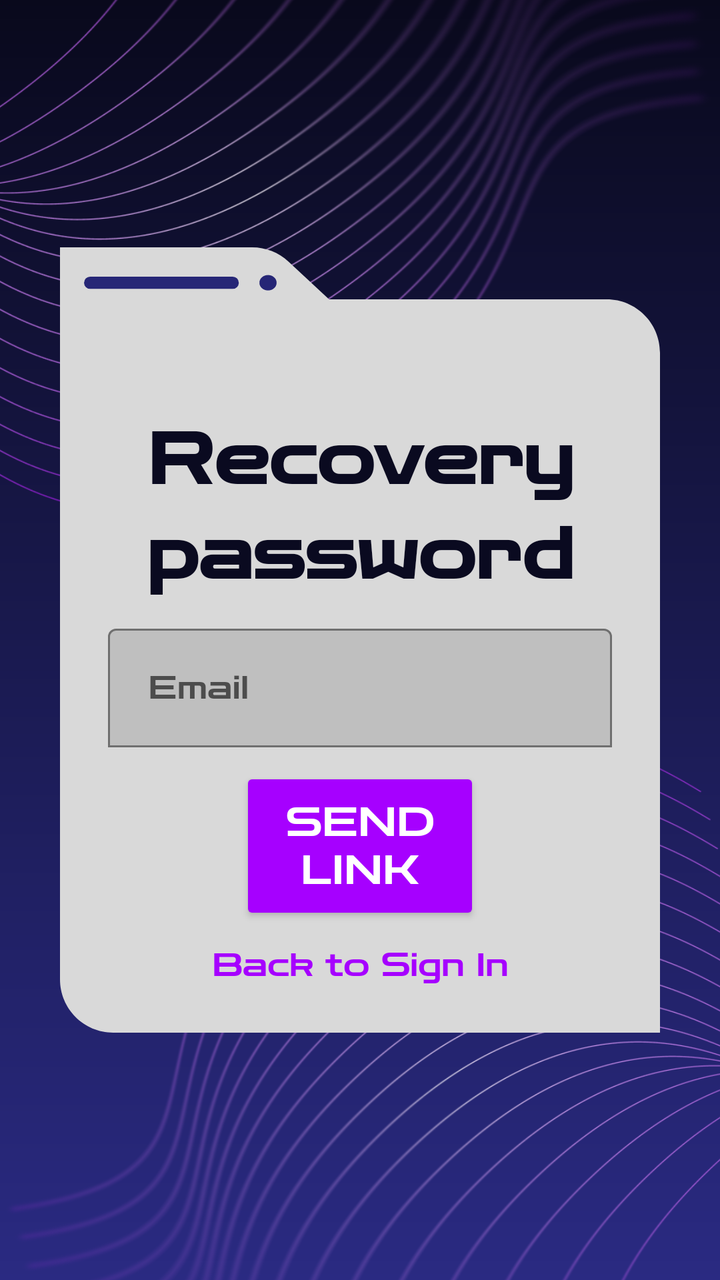
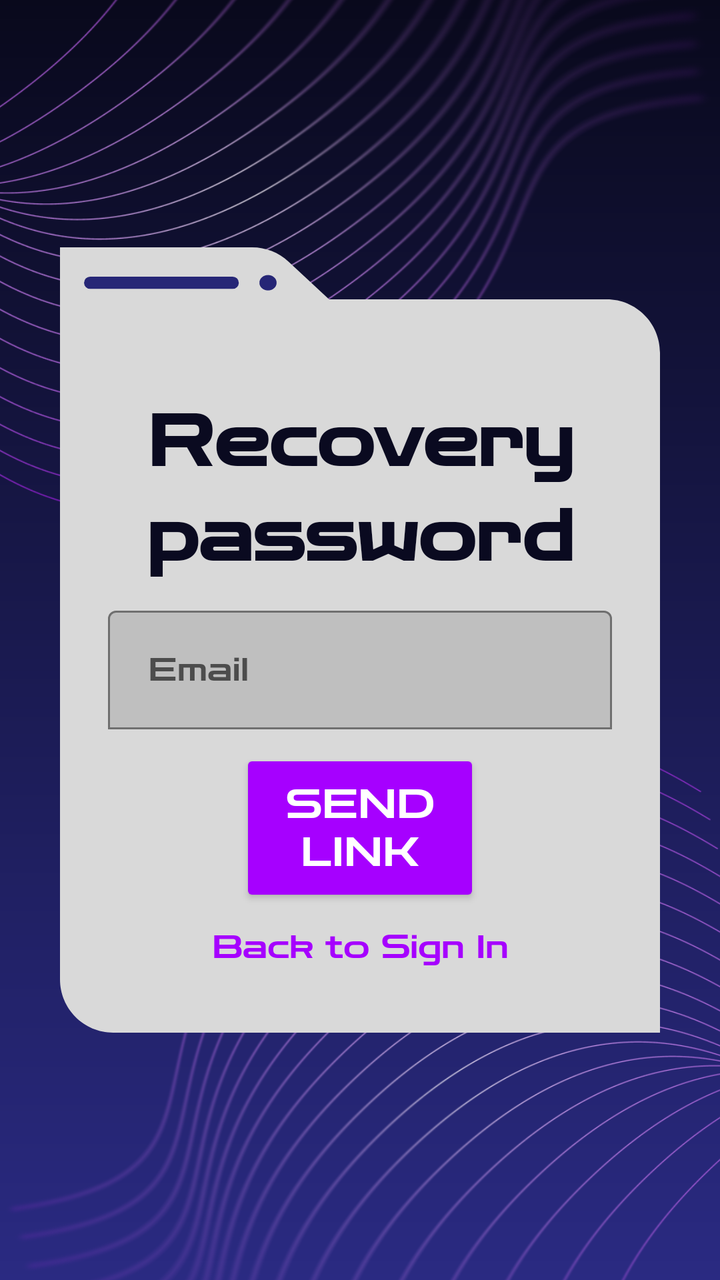

Screens rendered from an Android XML layout before and after an edit, with the pre-edit source and the edit as a unified diff.
<!-- AndroidManifest.xml: application theme Theme.MaterialComponents.DayNight.NoActionBar -->
<!-- res/layout/activity_recovery.xml -->
<?xml version="1.0" encoding="utf-8"?>
<androidx.constraintlayout.widget.ConstraintLayout
    xmlns:android="http://schemas.android.com/apk/res/android"
    xmlns:app="http://schemas.android.com/apk/res-auto"
    xmlns:tools="http://schemas.android.com/tools"
    android:layout_width="match_parent"
    android:layout_height="match_parent">

    <ImageView
        android:id="@+id/gradientBg"
        android:layout_width="0dp"
        android:layout_height="0dp"
        android:scaleType="fitXY"
        android:src="@drawable/gradient_bg"
        app:layout_constraintBottom_toBottomOf="parent"
        app:layout_constraintEnd_toEndOf="parent"
        app:layout_constraintStart_toStartOf="parent"
        app:layout_constraintTop_toTopOf="parent" />

    <ImageView
        android:id="@+id/linesTopLeft"
        android:layout_width="wrap_content"
        android:layout_height="wrap_content"
        android:scaleX="1.55"
        android:scaleY="1.2"
        android:layout_marginStart="-100dp"
        android:layout_marginTop="-250dp"
        app:layout_constraintStart_toStartOf="parent"
        app:layout_constraintTop_toTopOf="parent"
        android:src="@drawable/lines2_2" />

    <ImageView
        android:id="@+id/linesTopRight"
        android:layout_width="wrap_content"
        android:layout_height="wrap_content"
        android:scaleX="1.55"
        android:scaleY="1.2"
        android:layout_marginStart="100dp"
        android:layout_marginTop="250dp"
        app:layout_constraintStart_toStartOf="parent"
        app:layout_constraintTop_toTopOf="parent"
        android:src="@drawable/lines2_1" />

    <ImageView
        android:id="@+id/contentBackground"
        android:layout_width="0dp"
        android:layout_height="0dp"
        android:layout_margin="30dp"
        app:layout_constraintDimensionRatio="9:16"
        android:src="@drawable/back_window_1"
        app:layout_constraintBottom_toBottomOf="parent"
        app:layout_constraintEnd_toEndOf="parent"
        app:layout_constraintStart_toStartOf="parent"
        app:layout_constraintTop_toTopOf="parent"
        app:layout_constraintVertical_bias="0.5" />

    <LinearLayout
        android:id="@+id/titleContainer"
        android:layout_width="wrap_content"
        android:layout_height="wrap_content"
        android:orientation="vertical"
        android:gravity="center"
        app:layout_constraintStart_toStartOf="@id/contentBackground"
        app:layout_constraintEnd_toEndOf="@id/contentBackground"
        app:layout_constraintTop_toTopOf="@id/contentBackground"
        app:layout_constraintBottom_toBottomOf="@id/contentBackground"
        app:layout_constraintVertical_bias="0.35">

        <TextView
            android:id="@+id/titleText_1"
            android:layout_width="wrap_content"
            android:layout_height="wrap_content"
            android:fontFamily="@font/zen_dots"
            android:text="@string/recovery_1"
            android:textColor="@color/dark_blue"
            android:textSize="35sp"
            android:textStyle="bold"
            android:gravity="center" />

        <TextView
            android:id="@+id/titleText_2"
            android:layout_width="wrap_content"
            android:layout_height="wrap_content"
            android:fontFamily="@font/zen_dots"
            android:text="@string/recovery_2"
            android:textColor="@color/dark_blue"
            android:textSize="35sp"
            android:textStyle="bold"
            android:gravity="center"
            android:layout_marginTop="4dp" />

    </LinearLayout>

    <com.google.android.material.textfield.TextInputLayout
        android:id="@+id/emailLayout"
        android:layout_width="0dp"
        android:layout_height="wrap_content"
        android:layout_marginStart="24dp"
        android:layout_marginEnd="24dp"
        android:layout_marginTop="10dp"
        android:hint="@string/email"
        app:boxBackgroundMode="outline"
        app:boxCornerRadius="4dp"
        app:layout_constraintTop_toBottomOf="@id/titleContainer"
        app:layout_constraintStart_toStartOf="@id/contentBackground"
        app:layout_constraintEnd_toEndOf="@id/contentBackground">

        <com.google.android.material.textfield.TextInputEditText
            android:id="@+id/emailInput"
            android:layout_width="match_parent"
            android:layout_height="wrap_content"
            android:textColor="@color/dark_blue"
            android:padding="20dp"
            android:fontFamily="@font/zen_dots"
            android:inputType="textEmailAddress" />

    </com.google.android.material.textfield.TextInputLayout>

    <Button
        android:id="@+id/sendLinkButton"
        android:layout_width="0dp"
        android:layout_height="wrap_content"
        android:layout_marginTop="10dp"
        android:layout_marginStart="90dp"
        android:padding="15dp"
        android:layout_marginEnd="90dp"
        android:fontFamily="@font/zen_dots"
        android:text="@string/send_link"
        android:textColor="@color/white_text"
        android:textSize="20sp"
        app:backgroundTint="@color/purple"
        app:cornerRadius="4dp"
        app:layout_constraintEnd_toEndOf="@id/contentBackground"
        app:layout_constraintStart_toStartOf="@id/contentBackground"
        app:layout_constraintTop_toBottomOf="@id/emailLayout" />

    <TextView
        android:id="@+id/registerNowText"
        android:layout_width="wrap_content"
        android:layout_height="wrap_content"
        android:layout_marginTop="2dp"
        android:fontFamily="@font/zen_dots"
        android:text="@string/back_to_sign_in"
        android:textColor="@color/purple"
        android:textSize="16sp"
        android:clickable="true"
        android:focusable="true"
        android:padding="8dp"
        app:layout_constraintEnd_toEndOf="@id/contentBackground"
        app:layout_constraintStart_toStartOf="@id/contentBackground"
        app:layout_constraintTop_toBottomOf="@id/sendLinkButton" />

</androidx.constraintlayout.widget.ConstraintLayout>
<!-- resources referenced by this layout -->
<resources>
  <color name="dark_blue">#0A0A20</color>
  <color name="purple">#A600FF</color>
  <color name="white_text">#FFFFFF</color>
  <!-- drawable back_window_1 (drawable) -->
  <vector xmlns:android="http://schemas.android.com/apk/res/android"
      android:width="349dp"
      android:height="457dp"
      android:viewportWidth="349"
      android:viewportHeight="457">
    <path
        android:pathData="M111.8,0C119.64,0 127.19,2.97 132.93,8.32L156.5,30.27H318C335.12,30.27 349,44.15 349,61.27V457H31C13.88,457 0,443.12 0,426V0H111.8Z"
        android:fillColor="#D9D9D9"/>
    <path
        android:pathData="M17.58,17.03L100.42,17.03A3.58,3.58 0,0 1,104 20.61L104,20.61A3.58,3.58 0,0 1,100.42 24.19L17.58,24.19A3.58,3.58 0,0 1,14 20.61L14,20.61A3.58,3.58 0,0 1,17.58 17.03z"
        android:fillColor="#262676"/>
    <path
        android:pathData="M116,20.61a5,4.48 0,1 0,10 0a5,4.48 0,1 0,-10 0z"
        android:fillColor="#262676"/>
  </vector>
  <!-- drawable gradient_bg (drawable) -->
  <shape xmlns:android="http://schemas.android.com/apk/res/android">
      <gradient
          android:startColor="#09091C"
          android:endColor="#2A2A82"
          android:angle="270"/>
  </shape>
  <!-- drawable lines2_1: png bitmap (drawable, 464063 bytes) -->
  <!-- drawable lines2_2: png bitmap (drawable, 445353 bytes) -->
  <string name="back_to_sign_in">Back to Sign In</string>
  <string name="email">Email</string>
  <string name="recovery_1">Recovery</string>
  <string name="recovery_2">password</string>
  <string name="send_link">Send link</string>
</resources>

<!-- the commit's change to res/layout/activity_recovery.xml (unified diff, before → after) -->
@@ -64,7 +64,7 @@
         app:layout_constraintEnd_toEndOf="@id/contentBackground"
         app:layout_constraintTop_toTopOf="@id/contentBackground"
         app:layout_constraintBottom_toBottomOf="@id/contentBackground"
-        app:layout_constraintVertical_bias="0.35">
+        app:layout_constraintVertical_bias="0.33">
 
         <TextView
             android:id="@+id/titleText_1"
